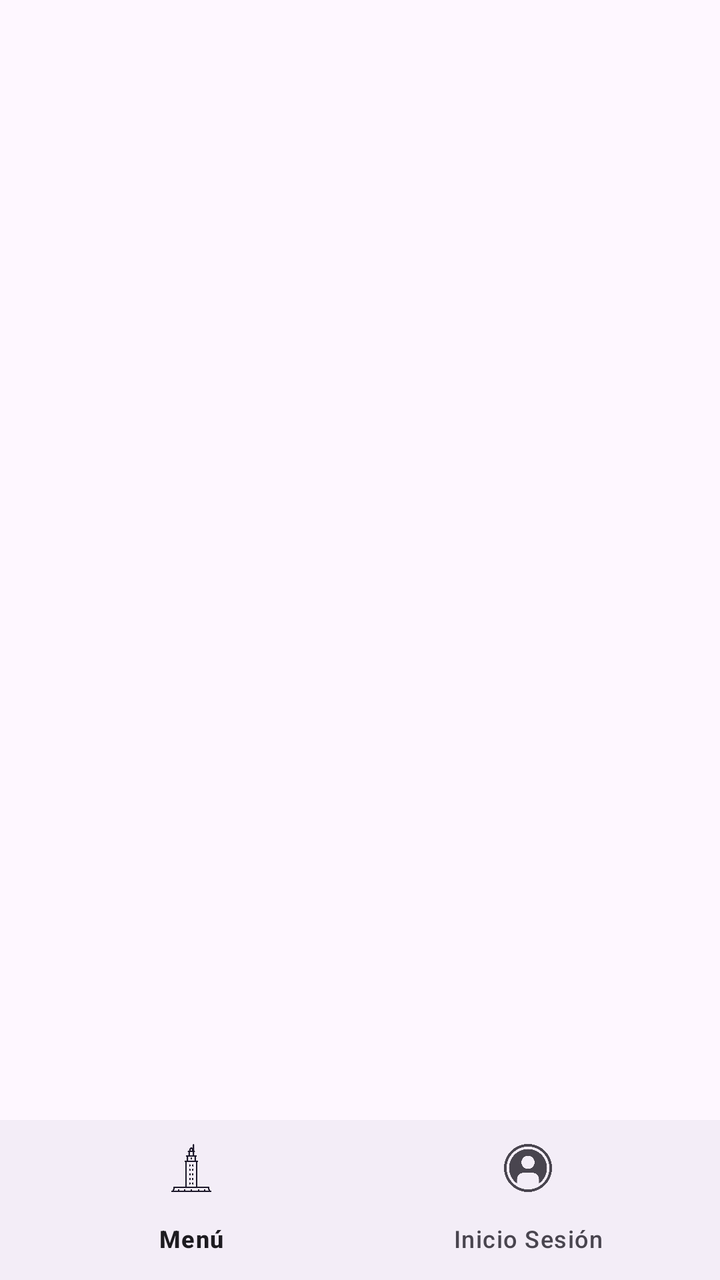
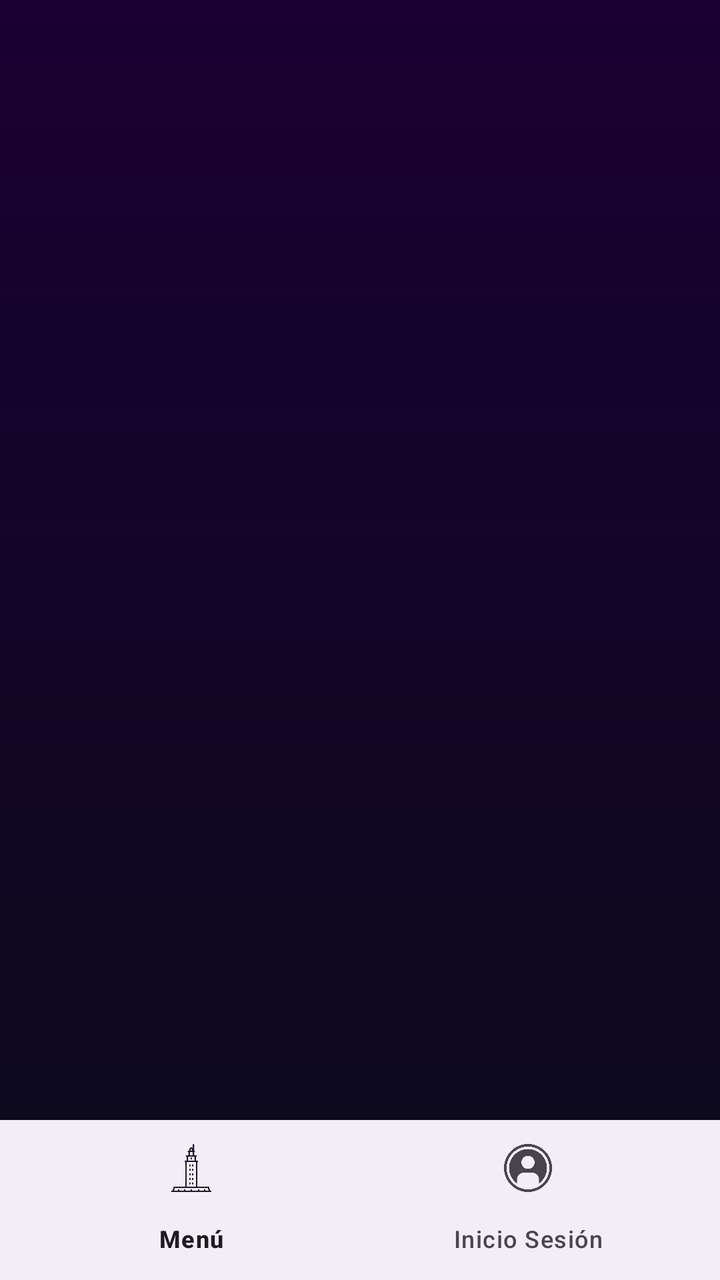

Screens rendered from an Android XML layout before and after an edit, with the pre-edit source and the edit as a unified diff.
<!-- AndroidManifest.xml: application theme Theme.FerrolApp -->
<!-- res/layout/activity_main.xml -->
<?xml version="1.0" encoding="utf-8"?>
<androidx.constraintlayout.widget.ConstraintLayout
    xmlns:android="http://schemas.android.com/apk/res/android"
    xmlns:app="http://schemas.android.com/apk/res-auto"
    xmlns:tools="http://schemas.android.com/tools"
    android:id="@+id/main"
    android:layout_width="match_parent"
    android:layout_height="match_parent"
    tools:context=".MainActivity">





    <androidx.fragment.app.FragmentContainerView
        android:id="@+id/fragmentContainer"
        android:layout_width="0dp"
        android:layout_height="0dp"
        app:layout_constraintTop_toTopOf="parent"
        app:layout_constraintBottom_toTopOf="@id/bottomNavigationView"
        app:layout_constraintStart_toStartOf="parent"
        app:layout_constraintEnd_toEndOf="parent"
        />

    <com.google.android.material.bottomnavigation.BottomNavigationView
        android:id="@+id/bottomNavigationView"
        android:layout_width="0dp"
        android:layout_height="wrap_content"
        app:layout_constraintBottom_toBottomOf="parent"
        app:layout_constraintStart_toStartOf="parent"
        app:layout_constraintEnd_toEndOf="parent"
        app:menu="@layout/bottom_nav_menu"/>
</androidx.constraintlayout.widget.ConstraintLayout>
<!-- res/layout/bottom_nav_menu.xml (included above) -->
<?xml version="1.0" encoding="utf-8"?>
<menu xmlns:android="http://schemas.android.com/apk/res/android">

    <item
        android:id="@+id/nav_main"
        android:title="Menú"
        android:icon="@drawable/ic_home"/>

    <item
        android:id="@+id/nav_login"
        android:title="Inicio Sesión"
        android:icon="@drawable/login"/>
</menu>
<!-- resources referenced by this layout -->
<resources>
  <!-- drawable ic_home: png bitmap (drawable, 5332 bytes) -->
  <!-- drawable login: png bitmap (drawable, 12635 bytes) -->
  <style name="Theme.FerrolApp" parent="Base.Theme.FerrolApp" />
  <style name="Base.Theme.FerrolApp" parent="Theme.Material3.DayNight.NoActionBar">
          
          
      </style>
</resources>

<!-- the commit's change to res/layout/activity_main.xml (unified diff, before → after) -->
@@ -6,6 +6,7 @@
     android:id="@+id/main"
     android:layout_width="match_parent"
     android:layout_height="match_parent"
+    android:background="@drawable/bg_retro"
     tools:context=".MainActivity">
 
 
<!-- resource entries referenced after the edit -->
@@ -1,5 +1,13 @@
 <!-- resources referenced by this layout -->
 <resources>
+  <!-- drawable bg_retro (drawable) -->
+  <?xml version="1.0" encoding="utf-8"?>
+  <shape xmlns:android="http://schemas.android.com/apk/res/android">
+      <gradient
+          android:startColor="#0B0B1A"
+          android:endColor="#1A0033"
+          android:angle="90"/>
+  </shape>
   <!-- drawable ic_home: png bitmap (drawable, 5332 bytes) -->
   <!-- drawable login: png bitmap (drawable, 12635 bytes) -->
   <style name="Theme.FerrolApp" parent="Base.Theme.FerrolApp" />
